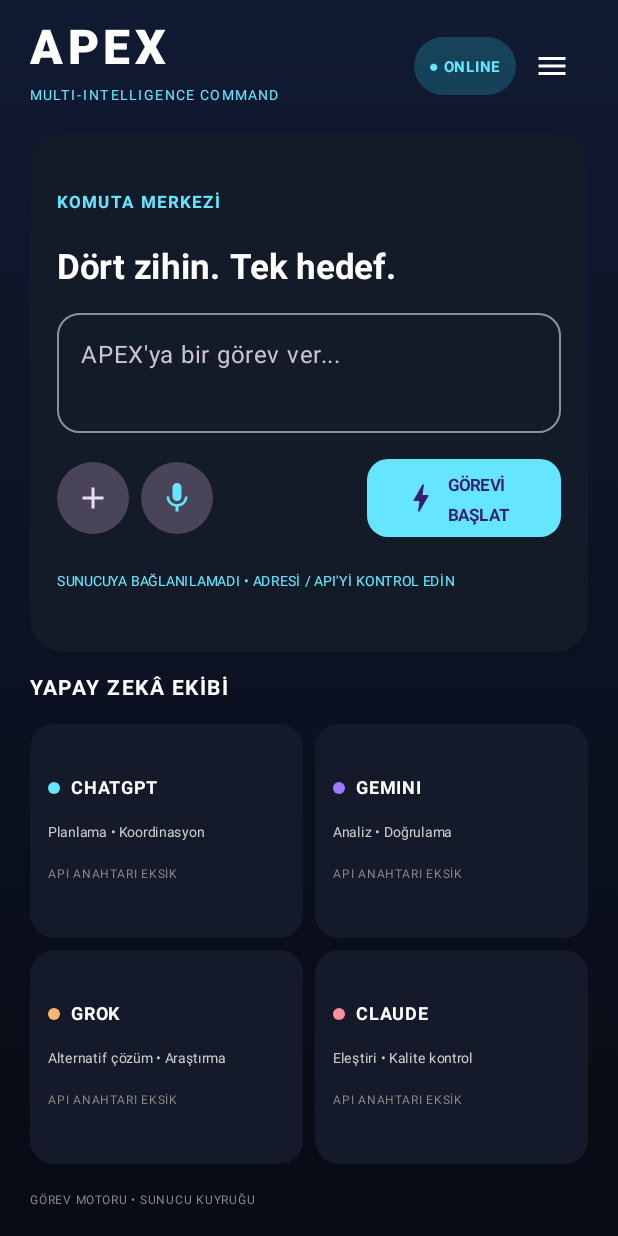
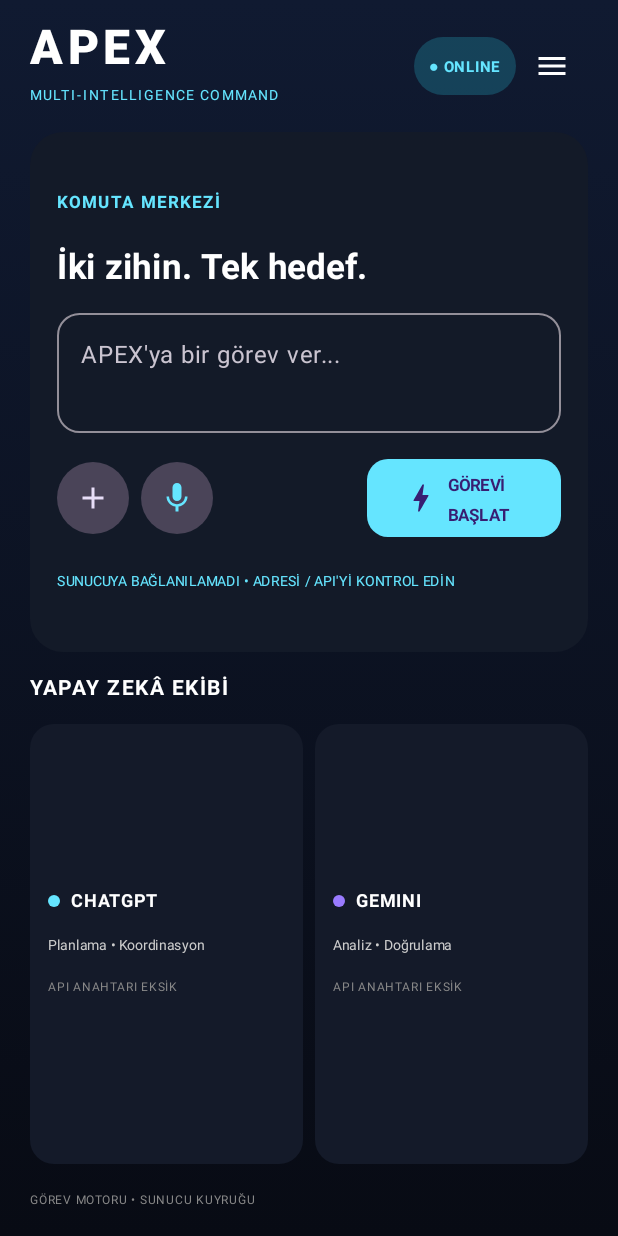
Before and after one commit to FatihKoc81/APEX, an Android app built with Jetpack Compose: the screen it shows after launch (MainActivity), on a phone screen of 412 x 824 dp. Run offline under Robolectric (Android 15) with nearby library versions, the phone set to English and light mode, and no system bars.

Commit message:
Align APEX team display with GPT and Gemini

```diff
--- a/android/app/src/main/java/com/nexora/app/MainActivity.kt
+++ b/android/app/src/main/java/com/nexora/app/MainActivity.kt
@@ -53,7 +53,7 @@ fun ApexHome() {
     var menuExpanded by remember { mutableStateOf(false) }
     var addExpanded by remember { mutableStateOf(false) }
     var attachmentLabel by remember { mutableStateOf("") }
-    var providers by remember { mutableStateOf(mapOf("openai" to false, "gemini" to false, "grok" to false, "claude" to false)) }
+    var providers by remember { mutableStateOf(mapOf("openai" to false, "gemini" to false)) }
     var taskId by remember { mutableStateOf("") }
 
     fun refreshProviders() {
@@ -151,7 +151,7 @@ fun ApexHome() {
                 Surface(Modifier.weight(1.18f).fillMaxWidth(), color = Panel.copy(alpha = .97f), shape = RoundedCornerShape(22.dp)) {
                     Column(Modifier.fillMaxSize().padding(if (compact) 14.dp else 18.dp), verticalArrangement = Arrangement.SpaceEvenly) {
                         Text("KOMUTA MERKEZİ", color = Cyan, fontSize = 11.sp, fontWeight = FontWeight.Bold, letterSpacing = 1.4.sp)
-                        Text("Dört zihin. Tek hedef.", color = Color.White, fontSize = if (compact) 20.sp else 23.sp, fontWeight = FontWeight.Bold)
+                        Text("İki zihin. Tek hedef.", color = Color.White, fontSize = if (compact) 20.sp else 23.sp, fontWeight = FontWeight.Bold)
                         OutlinedTextField(command, { command = it }, Modifier.fillMaxWidth(), minLines = 2, maxLines = 3, placeholder = { Text("APEX'ya bir görev ver...") }, shape = RoundedCornerShape(15.dp))
                         if (attachmentLabel.isNotBlank()) Text(attachmentLabel, color = Cyan, fontSize = 9.sp, maxLines = 1)
                         Row(Modifier.fillMaxWidth(), verticalAlignment = Alignment.CenterVertically, horizontalArrangement = Arrangement.spacedBy(8.dp)) {
@@ -186,10 +186,7 @@ fun ApexHome() {
                         ProviderTile("CHATGPT", "Planlama • Koordinasyon", providers["openai"] == true, Cyan, Modifier.weight(1f))
                         ProviderTile("GEMINI", "Analiz • Doğrulama", providers["gemini"] == true, Violet, Modifier.weight(1f))
                     }
-                    Row(Modifier.weight(1f), horizontalArrangement = Arrangement.spacedBy(8.dp)) {
-                        ProviderTile("GROK", "Alternatif çözüm • Araştırma", providers["grok"] == true, Color(0xFFFFB86B), Modifier.weight(1f))
-                        ProviderTile("CLAUDE", "Eleştiri • Kalite kontrol", providers["claude"] == true, Color(0xFFFF8F9B), Modifier.weight(1f))
-                    }
+
                 }
                 Text(if (taskId.isBlank()) "GÖREV MOTORU • SUNUCU KUYRUĞU" else "AKTİF GÖREV • $taskId", color = Color.Gray, fontSize = 8.sp, maxLines = 1)
             }
```
